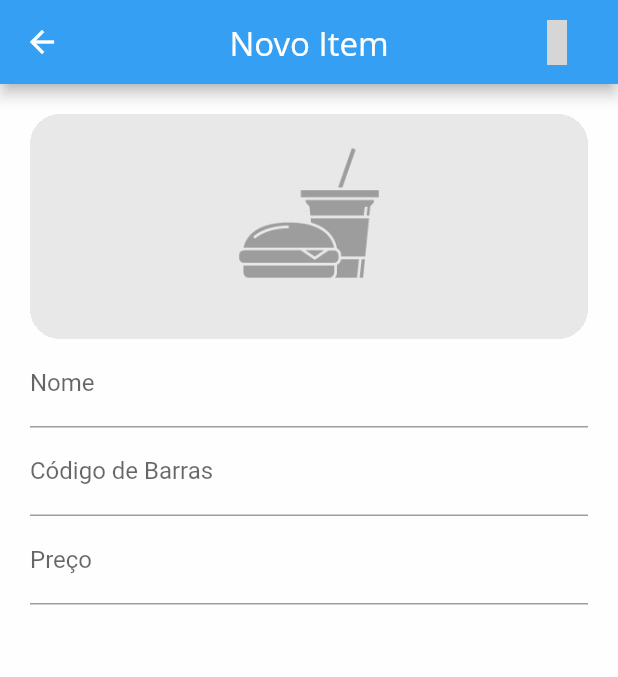
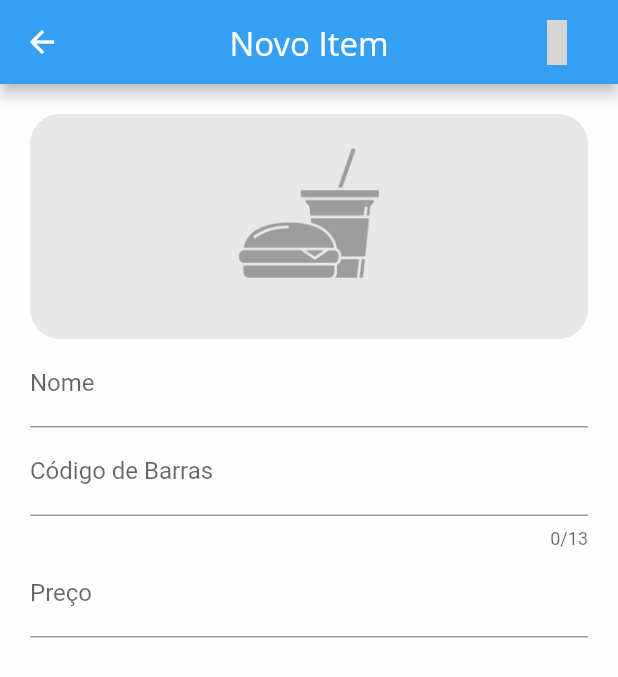
Before and after one commit to infinitosolucoes/Tak, a Flutter app: the ItemsPage screen opened by its route, after a tap on the "add" icon, on a phone screen of 412 x 824 dp. Shown: the top 677 px of the screen. Run offline on Flutter 3.47's test engine with Material 2 defaults, Android fonts, the phone set to English and light mode, and no system bars; our stand-ins replace cloud_firestore, firebase_auth, fl_chart, google_sign_in, image_picker, material_design_icons_flutter and 3 more; accounts and stored records are empty; Roboto replaces fonts that are missing (Open Sans); grey boxes are pictures that could not be loaded.

```diff
--- a/tak/lib/Objects/Item.dart
+++ b/tak/lib/Objects/Item.dart
@@ -18,8 +18,8 @@ class Item{
   Map<String,dynamic> toJson()
     => {
       'id': this.id,
-      'img': this.name,
-      'name': this.img,
+      'name': this.name,
+      'img': this.img,
       'price': this.price
     };
 
--- a/tak/lib/Pages/FormItemPage/FormItemPage.dart
+++ b/tak/lib/Pages/FormItemPage/FormItemPage.dart
@@ -106,6 +106,7 @@ class _FormItemPageState extends State<FormItemPage> {
                       labelText: 'Código de Barras',
                       errorStyle: TextStyle(color: danger_color),
                     ),
+                    maxLength: 13,
                     keyboardType: TextInputType.phone,
                     initialValue: this._controller.id,
                     validator: Validators.ean13Validator,
--- a/tak/lib/Pages/ItemsPage/ItemsPage.dart
+++ b/tak/lib/Pages/ItemsPage/ItemsPage.dart
@@ -68,7 +68,7 @@ class _ItemsPageState extends State<ItemsPage>{
                 title: Text(item.name, style: title_item),
                 subtitle: Container(
                   padding: EdgeInsets.only(top: 5),
-                  child: Text('R\$ ' + item.price.toString().replaceAll('.',','), style: subtitle_item),
+                  child: Text('R\$ ' + item.price.toStringAsFixed(2).replaceAll('.',','), style: subtitle_item),
                 ),
                 trailing: Row(
                   mainAxisSize: MainAxisSize.min,
@@ -85,8 +85,9 @@ class _ItemsPageState extends State<ItemsPage>{
 
                     IconButton(
                       icon: Icon(MdiIcons.closeCircleOutline, size: (height*0.05), color: danger_color),
-                      onPressed: (){
-                        if(this._controller.removeItem(index)){
+                      onPressed: () async {
+                      	bool flag = await this._controller.removeItem(index);
+                        if(flag){
                           Scaffold.of(context).showSnackBar(this._controller.snackbar);
                         }
                       },
--- a/tak/pubspec.yaml
+++ b/tak/pubspec.yaml
@@ -11,7 +11,7 @@ description: A new Flutter project.
 # In iOS, build-name is used as CFBundleShortVersionString while build-number used as CFBundleVersion.
 # Read more about iOS versioning at
 # https://developer.apple.com/library/archive/documentation/General/Reference/InfoPlistKeyReference/Articles/CoreFoundationKeys.html
-version: 0.12.5
+version: 0.12.6
 
 environment:
   sdk: ">=2.1.0 <3.0.0"
```
Also changed, not shown: tak/lib/Controllers/ItemsPage/ItemsPageController.dart (+17 -3 lines), tak/lib/Objects/Company.dart (+4 -4 lines), 1 other file.
